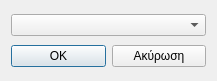
The window that src/choosediskdialog.ui (nstrikos/Emily) describes before a commit, drawn with Qt 5.
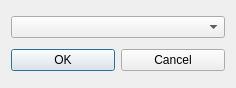
The same window after the commit.

```diff
--- a/src/choosediskdialog.ui
+++ b/src/choosediskdialog.ui
@@ -6,8 +6,8 @@
    <rect>
     <x>0</x>
     <y>0</y>
-    <width>217</width>
-    <height>81</height>
+    <width>236</width>
+    <height>88</height>
    </rect>
   </property>
   <property name="windowTitle">
@@ -29,7 +29,7 @@
      <item>
       <widget class="QPushButton" name="cancelButton">
        <property name="text">
-        <string>Ακύρωση</string>
+        <string>Cancel</string>
        </property>
       </widget>
      </item>
```
Left out of the diff: 2 changed lines with no effect on the pictures.
